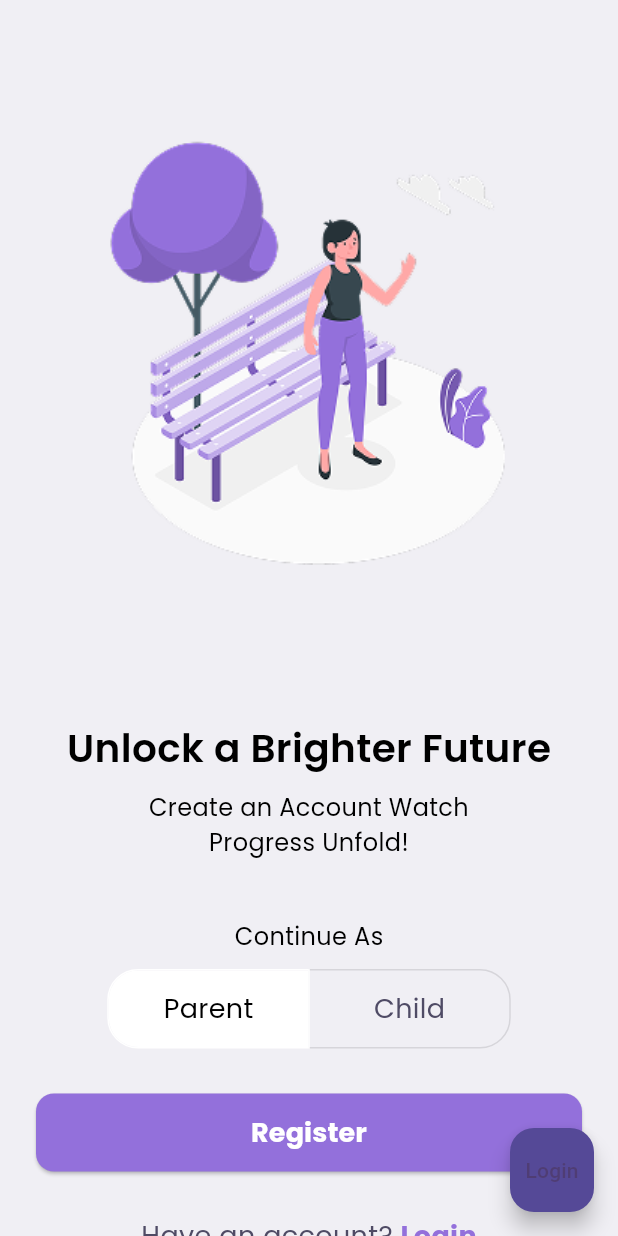
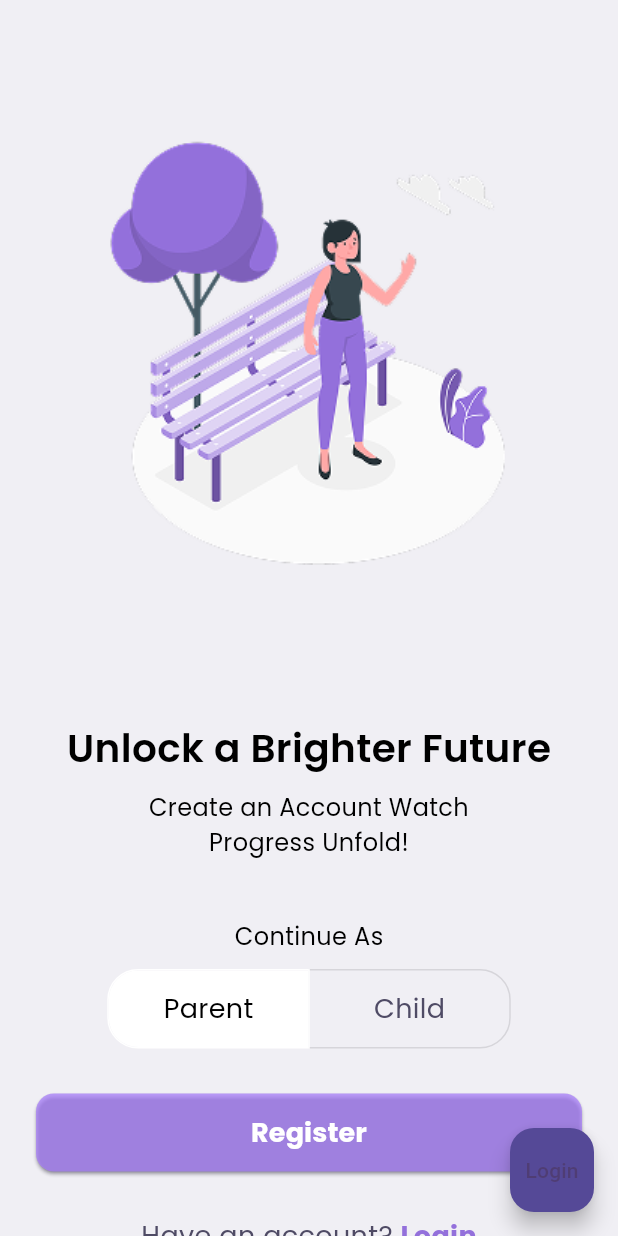
Before and after one commit to IT21273858/24-25J-133-app, a Flutter app: the RegisterChoose screen opened directly, on a phone screen of 412 x 824 dp. Run offline on Flutter 3.47's test engine with Material 3 defaults, Android fonts, the phone set to English and light mode, and no system bars; our stand-ins replace google_fonts.

```diff
--- a/dyslexia/lib/components.dart
+++ b/dyslexia/lib/components.dart
@@ -60,13 +60,15 @@ class CustomButton extends StatelessWidget {
   final bool isLoading;
   final Color backgroundColor;
   final Color textColor;
+  final Color borderColor;
 
   const CustomButton({
     super.key,
     required this.text,
     required this.onPressed,
     this.isLoading = false,
-    this.backgroundColor = appPrimaryColor,
+    this.backgroundColor = appButtonColor,
+    this.borderColor = appPrimaryColor,
     this.textColor = Colors.white,
   });
 
@@ -79,6 +81,8 @@ class CustomButton extends StatelessWidget {
         onPressed: isLoading ? null : onPressed,
         style: ElevatedButton.styleFrom(
           backgroundColor: backgroundColor,
+          shadowColor: appTextColor,
+          foregroundColor: appPrimaryColor,
           shape: RoundedRectangleBorder(
             borderRadius: BorderRadius.circular(12.0),
           ),
--- a/dyslexia/lib/variables.dart
+++ b/dyslexia/lib/variables.dart
@@ -23,6 +23,7 @@ const Color appTextColor = Color(0xFF4F4B65);
 const Color appBackgroundColor = Color(0xFFF0EFF4);
 const Color HeadingColor = Color.fromARGB(255, 0, 0, 0);
 const Color appTogglebuttonColor = Color(0xFF4F4B65);
+const Color appButtonColor = Color.fromARGB(187, 167, 125, 251); // Purple
 
 // Font styles using Poppins
 final TextStyle headingStyle = GoogleFonts.poppins(
```
